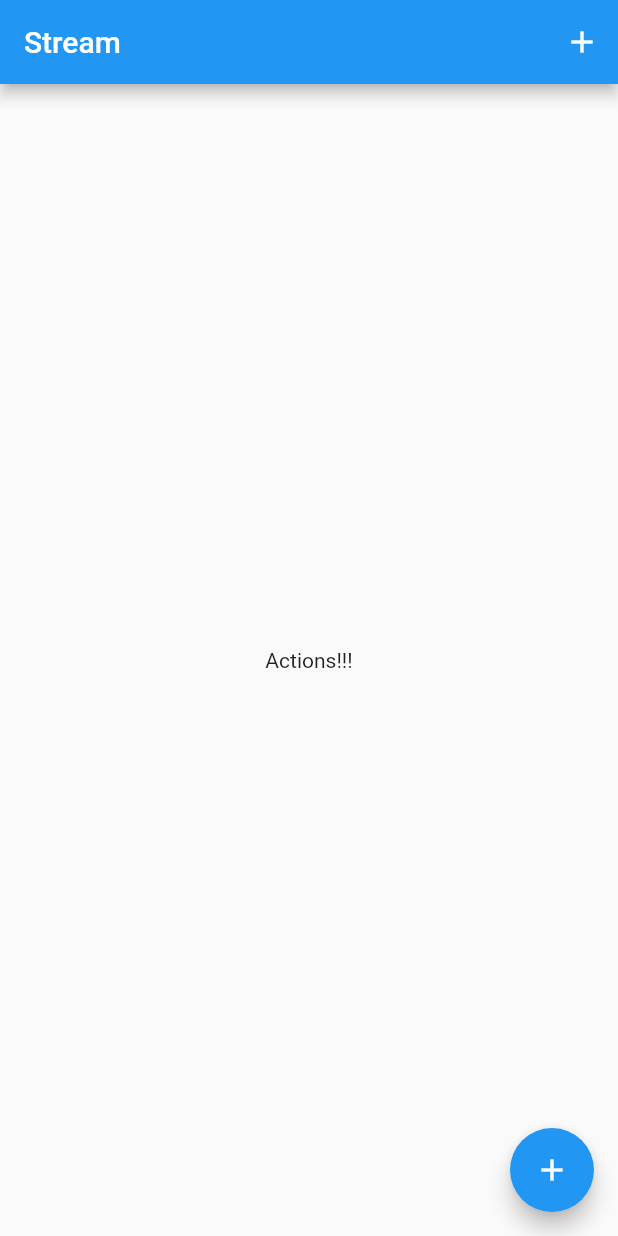
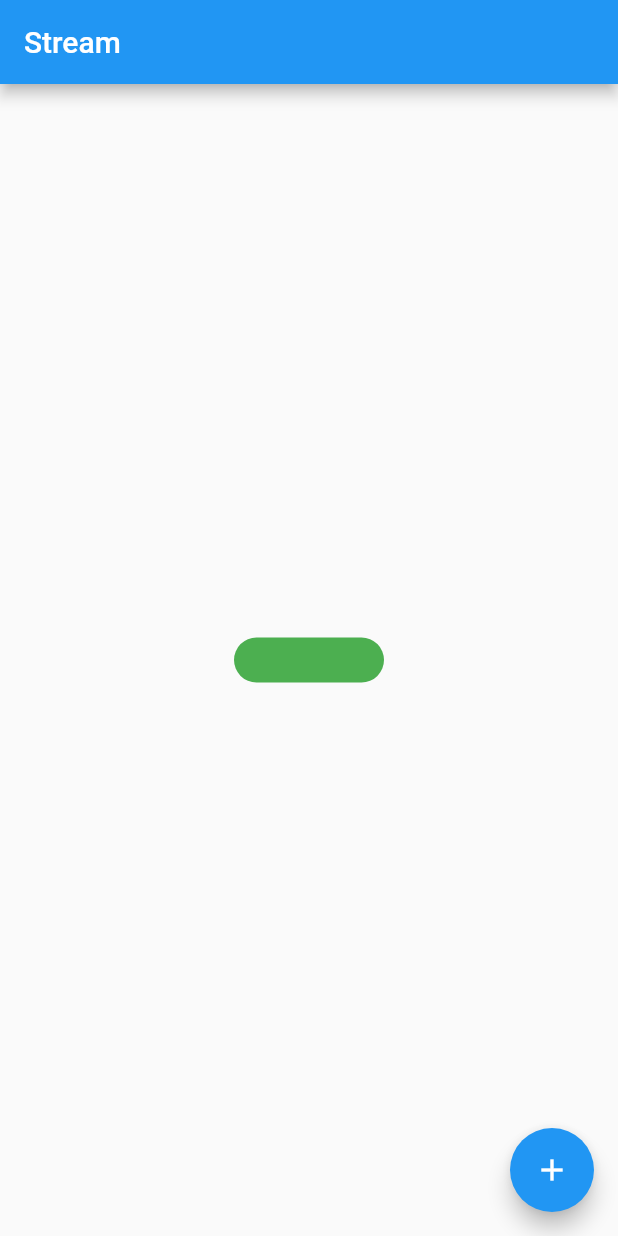
Before and after one commit to dafm10/flutter_codigo4_firebase_task, a Flutter app: the screen it shows after launch, after a tap on the "add" icon, on a phone screen of 412 x 824 dp. Run offline on Flutter 3.47's test engine with Material 2 defaults, Android fonts, the phone set to English and light mode, and no system bars; our stand-ins replace cloud_firestore, firebase_core, flutter_svg; accounts and stored records are empty.

Commit message:
stream 2

```diff
--- a/lib/pages/home_stream_page.dart
+++ b/lib/pages/home_stream_page.dart
@@ -8,7 +8,36 @@ class HomeStreamPage extends StatefulWidget {
 }
 
 class _HomeStreamPageState extends State<HomeStreamPage> {
-  StreamController<String> _mandarinaStream = StreamController();
+
+  //StreamController<String> _mandarinaStream = StreamController();
+  StreamController<Map<String, dynamic>> _mandarinaStream = StreamController();
+
+  List<Map<String, dynamic>> mapList = [
+    {
+      "height": 30.0,
+      "width": 100.0,
+      "color": Colors.green,
+      "radius": 30.0,
+    },
+    {
+      "height": 10.0,
+      "width": 40.0,
+      "color": Colors.red,
+      "radius": 2.0,
+    },
+    {
+      "height": 100.0,
+      "width": 200.0,
+      "color": Colors.blue,
+      "radius": 100.0,
+    },
+    {
+      "height": 10.0,
+      "width": 40.0,
+      "color": Colors.yellow,
+      "radius": 20.0,
+    }
+  ];
 
   @override
   void initState() {
@@ -48,18 +77,20 @@ class _HomeStreamPageState extends State<HomeStreamPage> {
     return Scaffold(
       floatingActionButton: FloatingActionButton(
         onPressed: () {
-          _mandarinaStream.add("Hola muchachos");
+          //_mandarinaStream.add("Hola muchachos");
+          _mandarinaStream.add(mapList[0]);
         },
         child: Icon(Icons.add),
       ),
       appBar: AppBar(
         title: Text("Stream"),
         actions: [
-          IconButton(
-              onPressed: () {
-                _mandarinaStream.add("Actions!!!");
-              },
-              icon: Icon(Icons.add)),
+         /* IconButton(
+            onPressed: () {
+              _mandarinaStream.add("Actions!!!");
+            },
+            icon: Icon(Icons.add),
+          ),*/
         ],
       ),
       body: StreamBuilder(
@@ -67,8 +98,18 @@ class _HomeStreamPageState extends State<HomeStreamPage> {
         builder: (BuildContext context, AsyncSnapshot snap) {
           if (snap.hasData) {
             print(":::::::::::::::: ${snap.data}");
+            Map<String, dynamic> myMap = snap.data;
             return Center(
-              child: Text(snap.data),
+              //child: Text(snap.data.toString()),
+              child: AnimatedContainer(
+                width: myMap["width"],
+                height: myMap["height"],
+                duration: Duration(seconds: 2),
+                decoration: BoxDecoration(
+                  borderRadius: BorderRadius.circular(myMap["radius"]),
+                  color: myMap["color"],
+                ),
+              ),
             );
           }
           return Center(
```
